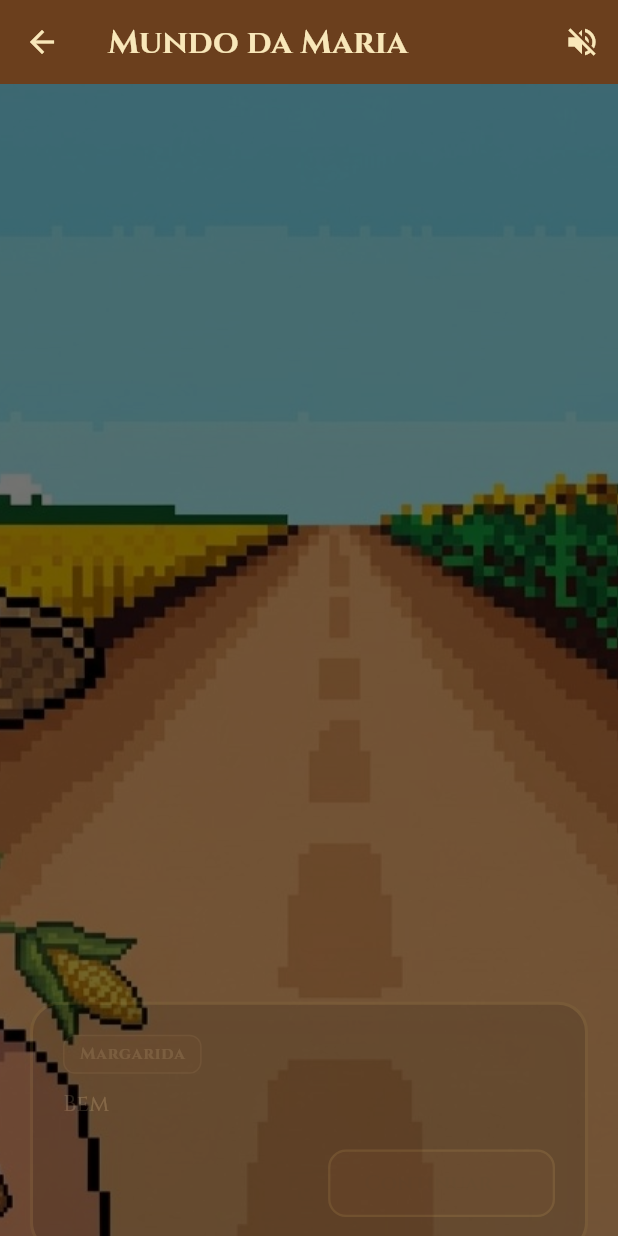
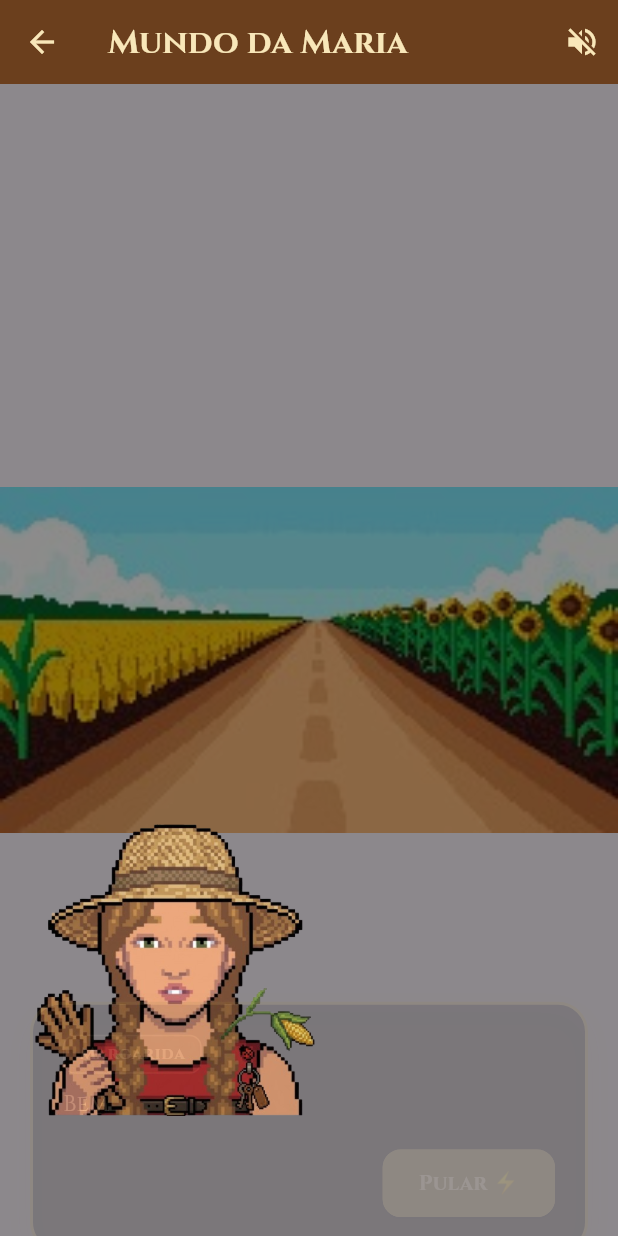
Before and after one commit to m7julia/PI_3_0102_02, a Flutter app: the screen it shows after launch, after a tap on the "volume up" icon, after a tap on "Mundo maria", on a phone screen of 412 x 824 dp. Run offline on Flutter 3.47's test engine with Material 3 defaults, Android fonts, the phone set to English and light mode, and no system bars; our stand-ins replace audioplayers, cloud_firestore, firebase_core, google_fonts; accounts and stored records are empty; generated files the repository leaves out were written again.

Commit message:
pular diálogo

```diff
--- a/lib/features/mundo_maria/screens/mundo_maria.dart
+++ b/lib/features/mundo_maria/screens/mundo_maria.dart
@@ -6,9 +6,6 @@ import 'package:cloud_firestore/cloud_firestore.dart';
 import 'package:rpg_game/features/mundo_maria/games/jogo_memoria_game.dart';
 import 'package:rpg_game/features/mundo_maria/games/ligue_3_game.dart';
 
-// ─────────────────────────────────────────────────────────────────────────────
-// Etapas do diálogo
-// ─────────────────────────────────────────────────────────────────────────────
 enum _Etapa {
   carregando,
   chegada1,
@@ -34,9 +31,6 @@ enum _Etapa {
   introLigue35,
 }
 
-// ─────────────────────────────────────────────────────────────────────────────
-// MundoMariaScreen
-// ─────────────────────────────────────────────────────────────────────────────
 class MundoMariaScreen extends StatefulWidget {
   const MundoMariaScreen({super.key});
 
@@ -46,22 +40,20 @@ class MundoMariaScreen extends StatefulWidget {
 
 class _MundoMariaScreenState extends State<MundoMariaScreen>
     with TickerProviderStateMixin {
-  // ── estado ─────────────────────────────────────────────────────────────────
   _Etapa _etapa = _Etapa.carregando;
-  String _nomeJogador = 'Viajante'; // fallback enquanto carrega
+  String _nomeJogador = 'Viajante';
   String _textoExibido = '';
   bool _textoTerminou = false;
   bool _mostrarNpc = false;
   bool _mostrarDialogo = false;
   bool _erroBusca = false;
+  bool _pularAnimacao = false;
 
-  // ── som ────────────────────────────────────────────────────────────────────
   bool _somAtivado = false;
   bool _audioLiberado = false;
   bool _tocandoSomLetra = false;
   late AudioPlayer _audioPlayer;
 
-  // ── animações ──────────────────────────────────────────────────────────────
   late AnimationController _npcAnimCtrl;
   late AnimationController _dialogoAnimCtrl;
   late AnimationController _shakeCtrl;
@@ -72,15 +64,12 @@ class _MundoMariaScreenState extends State<MundoMariaScreen>
   late Animation<double> _shakeAnim;
   late Animation<double> _opcaoScale;
 
-  // ─────────────────────────────────────────────────────────────────────────
-  // Textos por etapa
-  // ─────────────────────────────────────────────────────────────────────────
   String get _textoAtual {
     switch (_etapa) {
       case _Etapa.carregando:
         return '';
       case _Etapa.chegada1:
-        return 'Bem-vindo à minha fazenda, viajante!';
+        return 'Bem-vindo à minha fazenda, $_nomeJogador!';
       case _Etapa.chegada2:
         return 'Sou Margarida, cuidadora da Fazenda Vale-Dourado.';
       case _Etapa.chegada3:
@@ -124,9 +113,6 @@ class _MundoMariaScreenState extends State<MundoMariaScreen>
     }
   }
 
-  // ─────────────────────────────────────────────────────────────────────────
-  // Ciclo de vida
-  // ─────────────────────────────────────────────────────────────────────────
   @override
   void initState() {
     super.initState();
@@ -182,10 +168,12 @@ class _MundoMariaScreenState extends State<MundoMariaScreen>
     super.dispose();
   }
 
-  // ─────────────────────────────────────────────────────────────────────────
-  // Busca nome no Firestore e inicia cena
-  // ─────────────────────────────────────────────────────────────────────────
   Future<void> _buscarNomeEIniciar() async {
+    await _carregarNomeJogador();
+    await _iniciarCena();
+  }
+
+  Future<void> _carregarNomeJogador() async {
     try {
       final snapshot = await FirebaseFirestore.instance
           .collection('personagens')
@@ -193,20 +181,13 @@ class _MundoMariaScreenState extends State<MundoMariaScreen>
           .get();
 
       if (snapshot.docs.isNotEmpty) {
-        final data = snapshot.docs.first.data();
-        final nome = data['nome'] as String?;
-        if (nome != null && nome.isNotEmpty) {
-          if (mounted) setState(() => _nomeJogador = nome);
-        }
+        setState(() {
+          _nomeJogador = snapshot.docs.first.data()['nome'] ?? 'Viajante';
+        });
       }
     } catch (e) {
-      debugPrint('[MundoMaria] Erro ao buscar personagem: $e');
-      if (mounted) setState(() => _erroBusca = true);
-      // Continua com o fallback 'Viajante'
+      debugPrint('Erro ao carregar nome: $e');
     }
-
-    // Inicia a cena independente de erro (usa fallback se necessário)
-    await _iniciarCena();
   }
 
   Future<void> _iniciarCena() async {
@@ -228,9 +209,6 @@ class _MundoMariaScreenState extends State<MundoMariaScreen>
     await _animarTexto(_textoAtual);
   }
 
-  // ─────────────────────────────────────────────────────────────────────────
-  // Som
-  // ─────────────────────────────────────────────────────────────────────────
   Future<void> _toggleSom() async {
     if (!_somAtivado) {
       try {
@@ -264,19 +242,40 @@ class _MundoMariaScreenState extends State<MundoMariaScreen>
     }
   }
 
+  void _pularTexto() {
+    if (!_textoTerminou) {
+      setState(() {
+        _pularAnimacao = true;
+      });
+    }
+  }
+
   Future<void> _animarTexto(String texto) async {
     setState(() {
       _textoExibido = '';
       _textoTerminou = false;
+      _pularAnimacao = false;
     });
+
     for (int i = 0; i < texto.length; i++) {
+      if (_pularAnimacao) {
+        setState(() {
+          _textoExibido = texto;
+          _textoTerminou = true;
+        });
+        break;
+      }
+
       await Future.delayed(const Duration(milliseconds: 30));
       if (!mounted) return;
       setState(() => _textoExibido += texto[i]);
       if (texto[i] != ' ' && i % 2 == 0) _tocarSomLetra();
     }
+
     if (!mounted) return;
-    setState(() => _textoTerminou = true);
+    if (!_pularAnimacao) {
+      setState(() => _textoTerminou = true);
+    }
   }
 
   Future<void> _executarShake() async {
@@ -284,14 +283,14 @@ class _MundoMariaScreenState extends State<MundoMariaScreen>
     await _shakeCtrl.forward();
   }
 
-  // ─────────────────────────────────────────────────────────────────────────
-  // Fluxo de diálogo
-  // ─────────────────────────────────────────────────────────────────────────
   Future<void> _avancarDialogo() async {
-    if (!_textoTerminou) return;
+    if (!_textoTerminou) {
+      _pularTexto();
+      return;
+    }
+
     await _executarShake();
 
-    // Mapa sequencial de etapas
     const sequencia = {
       _Etapa.chegada1: _Etapa.chegada2,
       _Etapa.chegada2: _Etapa.chegada3,
@@ -312,7 +311,6 @@ class _MundoMariaScreenState extends State<MundoMariaScreen>
       _Etapa.introLigue34: _Etapa.introLigue35,
     };
 
-    // Etapas finais que lançam o jogo
     if (_etapa == _Etapa.introMemoria5) {
       _irParaJogo(memoria: true);
       return;
@@ -322,7 +320,6 @@ class _MundoMariaScreenState extends State<MundoMariaScreen>
       return;
     }
 
-    // Etapa que abre as opções
     if (_etapa == _Etapa.perguntaCaminho3) {
       setState(() => _etapa = _Etapa.escolha);
       await _animarTexto(_textoAtual);
@@ -330,7 +327,6 @@ class _MundoMariaScreenState extends State<MundoMariaScreen>
       return;
     }
 
-    // Sequência normal
     final proxima = sequencia[_etapa];
     if (proxima != null) {
       setState(() => _etapa = proxima);
@@ -367,13 +363,13 @@ class _MundoMariaScreenState extends State<MundoMariaScreen>
     );
   }
 
-  // ─────────────────────────────────────────────────────────────────────────
-  // Helpers
-  // ─────────────────────────────────────────────────────────────────────────
   bool get _mostrarBotaoContinuar =>
       _etapa != _Etapa.escolha && _etapa != _Etapa.carregando;
 
   String get _labelBotao {
+    if (!_textoTerminou) {
+      return 'Pular ⚡';
+    }
     if (_etapa == _Etapa.introMemoria5 || _etapa == _Etapa.introLigue35) {
       return 'Vamos lá! ✨';
     }
@@ -382,9 +378,6 @@ class _MundoMariaScreenState extends State<MundoMariaScreen>
 
   bool get _ehFalaJogador => _etapa == _Etapa.jogadorFala;
 
-  // ─────────────────────────────────────────────────────────────────────────
-  // Build
-  // ─────────────────────────────────────────────────────────────────────────
   @override
   Widget build(BuildContext context) {
     return Scaffold(
@@ -415,17 +408,54 @@ class _MundoMariaScreenState extends State<MundoMariaScreen>
       ),
       body: Stack(
         children: [
+          // Fundo com zoom reduzido (usando BoxFit.contain para não cortar)
           SizedBox.expand(
             child: Image.asset(
               'assets/images/fundo_fazenda.jpeg',
-              fit: BoxFit.cover,
+              fit: BoxFit.contain, // Alterado de cover para contain (zoom reduzido)
+              alignment: Alignment.center,
               errorBuilder: (_, __, ___) =>
                   Container(color: const Color(0xFF2D1A0A)),
             ),
           ),
-          Container(color: Colors.black.withValues(alpha: 0.55)),
 
-          // Loading enquanto busca o nome
+          // Overlay escuro mais suave
+          Container(color: Colors.black.withValues(alpha: 0.45)),
+
+          // Personagem Margarida
+          Positioned(
+            bottom: 80,
+            left: 20,
+            child: AnimatedSlide(
+              duration: const Duration(milliseconds: 700),
+              curve: Curves.easeOut,
+              offset: _mostrarNpc ? Offset.zero : const Offset(-0.3, 0),
+              child: AnimatedOpacity(
+                duration: const Duration(milliseconds: 700),
+                opacity: _mostrarNpc ? 1 : 0,
+                child: Image.asset(
+                  'assets/images/personagem_margarida.png',
+                  width: 200,
+                  height: 200,
+                  fit: BoxFit.contain,
+                  errorBuilder: (_, __, ___) => Container(
+                    width: 200,
+                    height: 200,
+                    decoration: BoxDecoration(
+                      color: const Color(0xFF6B3F1D),
+                      shape: BoxShape.circle,
+                    ),
+                    child: const Icon(
+                      Icons.person,
+                      size: 80,
+                      color: Color(0xFFF8E7B9),
+                    ),
+                  ),
+                ),
+              ),
+            ),
+          ),
+
           if (_etapa == _Etapa.carregando)
             const Center(
               child: CircularProgressIndicator(color: Color(0xFFF8E7B9)),
@@ -438,7 +468,7 @@ class _MundoMariaScreenState extends State<MundoMariaScreen>
                 child: Column(
                   children: [
                     const Spacer(),
-                    _buildNpc(),
+                    // Removido o _buildNpc() antigo e substituído pela imagem fixa
                     const SizedBox(height: 20),
                     _buildCaixaDialogo(),
                     const SizedBox(height: 28),
@@ -451,31 +481,8 @@ class _MundoMariaScreenState extends State<MundoMariaScreen>
     );
   }
 
-  // ── NPC Margarida ─────────────────────────────────────────────────────────
-  Widget _buildNpc() {
-    return AnimatedSlide(
-      duration: const Duration(milliseconds: 700),
-      curve: Curves.easeOut,
-      offset: _mostrarNpc ? Offset.zero : const Offset(0, 0.2),
-      child: AnimatedOpacity(
-        duration: const Duration(milliseconds: 700),
-        opacity: _mostrarNpc ? 1 : 0,
-        child: AnimatedBuilder(
-          animation: _shakeAnim,
-          builder: (context, child) {
-            final offset = sin(_shakeAnim.value * 6 * pi) * 8;
-            return Transform.translate(offset: Offset(offset, 0), child: child);
-          },
-          child: ScaleTransition(
-            scale: _npcScale,
-            child: RotationTransition(turns: _npcRotate),
-          ),
-        ),
-      ),
-    );
-  }
+  // Removido o método _buildNpc() pois agora usa a imagem fixa
 
-  // ── Caixa de diálogo ──────────────────────────────────────────────────────
   Widget _buildCaixaDialogo() {
     return AnimatedSlide(
       duration: const Duration(milliseconds: 700),
@@ -488,7 +495,7 @@ class _MundoMariaScreenState extends State<MundoMariaScreen>
           width: double.infinity,
           padding: const EdgeInsets.all(20),
           decoration: BoxDecoration(
-            color: Colors.black.withValues(alpha: 0.78),
+            color: Colors.black.withValues(alpha: 0.85),
             borderRadius: BorderRadius.circular(20),
             border: Border.all(color: const Color(0xFF9E8A4A), width: 2),
             boxShadow: [
@@ -527,9 +534,11 @@ class _MundoMariaScreenState extends State<MundoMariaScreen>
                 Align(
                   alignment: Alignment.centerRight,
                   child: ElevatedButton(
-                    onPressed: _textoTerminou ? _avancarDialogo : null,
+                    onPressed: _textoTerminou ? _avancarDialogo : _pularTexto,
                     style: ElevatedButton.styleFrom(
-                      backgroundColor: const Color(0xFF6B3F1D),
+                      backgroundColor: _textoTerminou
+                          ? const Color(0xFF6B3F1D)
+                          : const Color(0xFF9E8A4A),
                       foregroundColor: const Color(0xFFF8E7B9),
                       disabledBackgroundColor: const Color(
                         0xFF6B3F1D,
```
Also changed, not shown: assets/images/fundo_fazenda.jpeg, assets/images/personagem_margarida.png (added).
